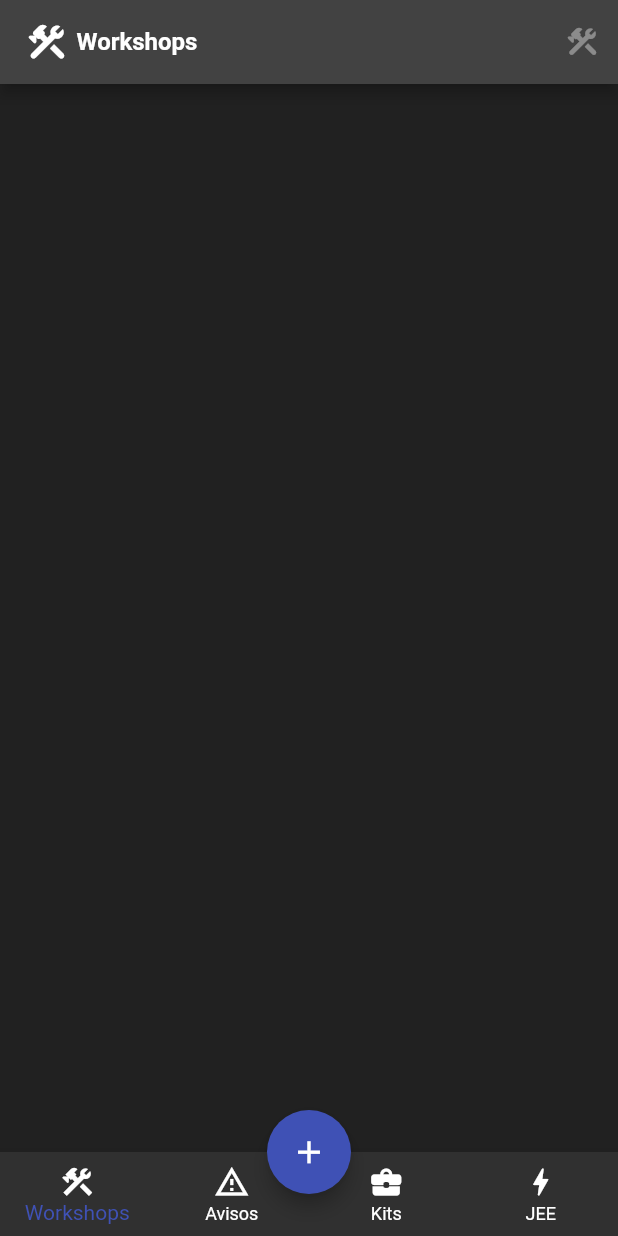
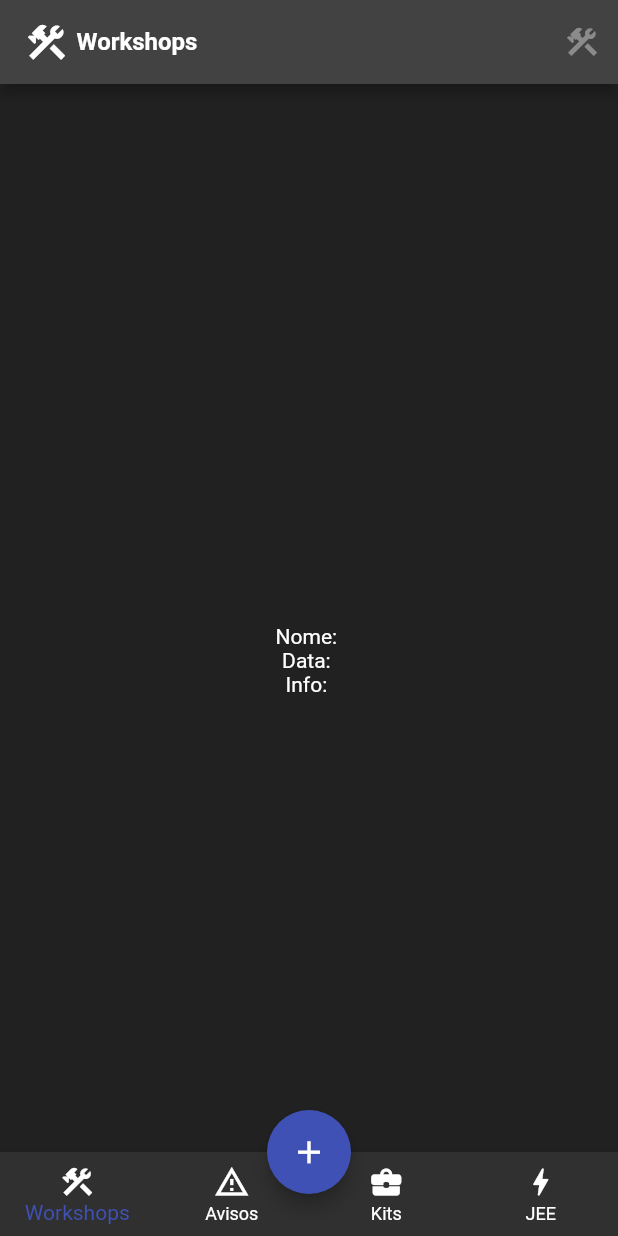
Before and after one commit to RuiRocha23/Nucleo_Admin, a Flutter app: the screen it shows after launch, on a phone screen of 412 x 824 dp. Run offline on Flutter 3.47's test engine with Material 2 defaults, Android fonts, the phone set to English and light mode, and no system bars; drawn by our look-alikes of flutter_speed_dial; our stand-ins replace firebase_auth, firebase_core, firebase_database, qr_flutter; missing offline and left inert: dart:ffi, qr_code_scanner; accounts and stored records are empty.

Commit message:
Update Workshops.dart

```diff
--- a/neeicum_user-master/lib/HomePage/Workshops.dart
+++ b/neeicum_user-master/lib/HomePage/Workshops.dart
@@ -4,13 +4,17 @@ import 'package:firebase_database/firebase_database.dart';
 import 'package:qr_flutter/qr_flutter.dart';
 
 class WorkshopsPage extends StatefulWidget {
-  const WorkshopsPage({super.key});
+  String name, data, info;
+  WorkshopsPage(
+      {required this.name, required this.data, required this.info, super.key});
 
   @override
-  State<WorkshopsPage> createState() => _WorkshopsPageState();
+  State<WorkshopsPage> createState() => _WorkshopsPageState(name, data, info);
 }
 
 class _WorkshopsPageState extends State<WorkshopsPage> {
+  String name, data, info;
+  _WorkshopsPageState(this.name, this.data, this.info);
   String logoCurso = "assets/images/logo_w.png";
   @override
   Widget build(BuildContext context) {
@@ -19,13 +23,13 @@ class _WorkshopsPageState extends State<WorkshopsPage> {
       appBar: AppBar(
         actions: [
           IconButton(
-              onPressed: null, icon: const Icon(Icons.construction_rounded)),
+              onPressed: null, icon: const Icon(Icons.construction_outlined)),
         ],
         title: Padding(
           padding: const EdgeInsets.all(0.0),
           child: Row(
             children: [
-              Icon(Icons.construction_rounded, size: 30),
+              Icon(Icons.construction_outlined, size: 30),
               const SizedBox(
                 width: 5,
               ),
@@ -41,6 +45,15 @@ class _WorkshopsPageState extends State<WorkshopsPage> {
         ),
         //backgroundColor: Colors.indigo,
       ),
+      body: Center(
+          child: Column(
+        mainAxisAlignment: MainAxisAlignment.center,
+        children: [
+          Text('Nome: ${name}'),
+          Text('Data: ${data}'),
+          Text('Info: ${info}')
+        ],
+      )),
     );
   }
 }
```
